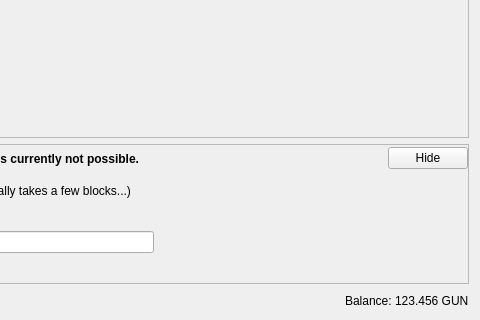
First picture: the form in src/qt/forms/sendcoinsdialog.ui, repository guncoin/guncoin, before the edit; both pictures show x 370 to 850 and y 206 to 526 of the 850 by 526 pixel window.
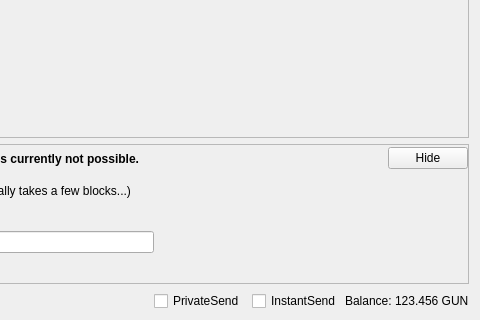
Second picture: the form after the edit. Icons and pictures are not drawn. Custom widgets are drawn as their Qt base class.

Patch:
```diff
--- a/src/qt/forms/sendcoinsdialog.ui
+++ b/src/qt/forms/sendcoinsdialog.ui
@@ -1214,14 +1214,40 @@
        <property name="spacing">
         <number>3</number>
        </property>
+       <item>
+        <widget class="QCheckBox" name="checkUsePrivateSend">
+         <property name="minimumSize">
+          <size>
+           <width>95</width>
+           <height>0</height>
+          </size>
+         </property>
+         <property name="text">
+          <string>PrivateSend</string>
+         </property>
+         <property name="checked">
+          <bool>false</bool>
+         </property>
+        </widget>
+       </item>
+       <item>
+        <widget class="QCheckBox" name="checkUseInstantSend">
+         <property name="enabled">
+          <bool>true</bool>
+         </property>
+         <property name="minimumSize">
+          <size>
+           <width>85</width>
+           <height>0</height>
+          </size>
+         </property>
+         <property name="text">
+          <string>InstantSend</string>
+         </property>
+        </widget>
+       </item>
        <item>
         <widget class="QLabel" name="label">
-         <property name="sizePolicy">
-          <sizepolicy hsizetype="Preferred" vsizetype="Fixed">
-           <horstretch>0</horstretch>
-           <verstretch>0</verstretch>
-          </sizepolicy>
-         </property>
          <property name="text">
           <string>Balance:</string>
          </property>
```
